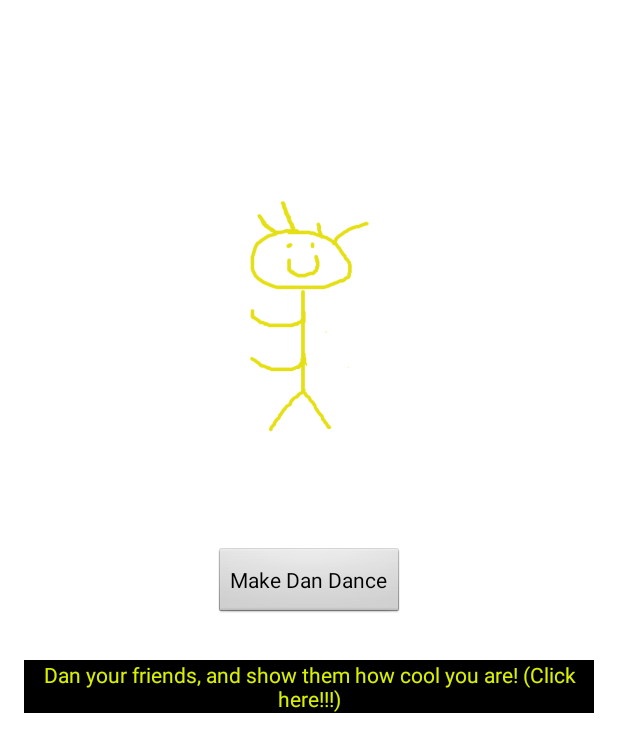
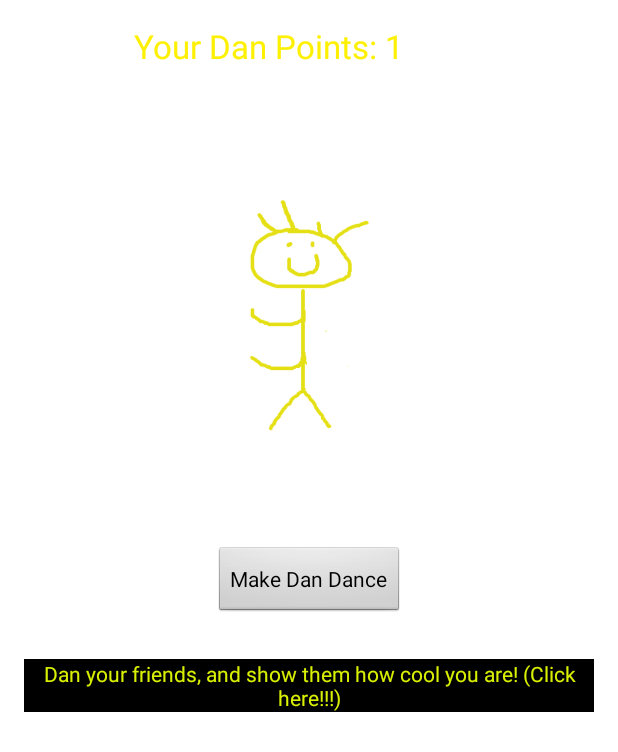
Before and after one commit to bmirisola/Dan-the-Dancing-Yellow-Man, an Android app: the screen it shows after launch (MainActivity), after a tap on "Make Dan Dance", on a phone screen of 412 x 824 dp. Shown: the top 752 px of the screen. Run offline under Robolectric (Android 15) with nearby library versions, the phone set to English and light mode, and no system bars; our stand-ins replace AdMob.

Commit message:
can now save dan points to memory

```diff
--- a/app/src/main/java/util/Constants.java
+++ b/app/src/main/java/util/Constants.java
@@ -12,4 +12,5 @@ public interface Constants {
 
     //Strings
     String DANCE_COUNTER_ID = "Dance Counter";
+    String DAN_POINTS_KEY = "Dan Points";
 }
--- a/app/src/main/java/zabbandco/danthedancingyellowman/MainActivity.java
+++ b/app/src/main/java/zabbandco/danthedancingyellowman/MainActivity.java
@@ -2,12 +2,14 @@ package zabbandco.danthedancingyellowman;
 
 import android.Manifest;
 import android.app.Activity;
+import android.content.SharedPreferences;
 import android.os.Bundle;
 import android.support.v4.app.ActivityCompat;
 import android.util.Log;
 import android.view.View;
 import android.widget.Button;
 import android.widget.ImageView;
+import android.widget.TextView;
 
 import util.Constants;
 
@@ -17,8 +19,11 @@ import util.Constants;
 
 public class MainActivity extends Activity {
     private Button danceButton;
-    ImageView dancer;
-    static int danPoints;
+    private ImageView dancer;
+    private TextView danPointsText;
+    private int danPoints;
+    SharedPreferences preferences;
+    SharedPreferences.Editor editor;
 
 
     @Override
@@ -27,14 +32,28 @@ public class MainActivity extends Activity {
         setContentView(R.layout.activity_main);
         danceButton = findViewById(R.id.dance_button);
         dancer = findViewById(R.id.dan);
+        danPointsText = findViewById(R.id.danpoints);
+
+        //Permissions
         ActivityCompat.requestPermissions(MainActivity.this, new String[]{Manifest.permission.READ_EXTERNAL_STORAGE,
                 Manifest.permission.WRITE_EXTERNAL_STORAGE}, 1);
+
+        //Shared preferences
+        preferences = getPreferences(MODE_PRIVATE);
+        editor = preferences.edit();
+
+        danPoints = preferences.getInt(Constants.DAN_POINTS_KEY, 0);
+        danPointsText.setText(String.format("Your Dan Points: %d", danPoints));
+
+
         Log.d("Oncreate", "On create counter = " + Integer.toString(Dancer.counter) );
 
         danceButton.setOnClickListener(new View.OnClickListener() {
             @Override
             public void onClick(View v) {
                 Dancer.changeDan(dancer);
+                danPoints++;
+                danPointsText.setText(String.format("Your Dan Points: %d", danPoints));
                 Log.d("Button Press", Integer.toString(Dancer.counter));
             }
         });
@@ -55,16 +74,22 @@ public class MainActivity extends Activity {
 
     protected void onPause() {
         super.onPause();
+        editor.putInt(Constants.DAN_POINTS_KEY, danPoints);
+        editor.commit();
         Log.d("OnPause", "On Pause counter = " + Integer.toString(Dancer.counter) );
 
     }
 
     protected void onStop() {
         super.onStop();
+        editor.putInt(Constants.DAN_POINTS_KEY, danPoints);
+        editor.commit();
     }
 
     protected void onDestroy() {
         super.onDestroy();
+        editor.putInt(Constants.DAN_POINTS_KEY, danPoints);
+        editor.commit();
     }
 
     protected void onSaveInstanceState(Bundle outState){
--- a/app/src/main/res/layout/activity_main.xml
+++ b/app/src/main/res/layout/activity_main.xml
@@ -18,7 +18,6 @@
         android:id="@+id/dan"
         android:layout_width="250dp"
         android:layout_height="250dp"
-        android:layout_below="@+id/textView"
         android:layout_centerHorizontal="true"
         android:layout_marginTop="98dp"
         android:contentDescription="@string/Dan"
@@ -44,15 +43,6 @@
         android:text="@string/dan_your_friends_and_show_them_how_cool_you_are_click_here"
         android:textColor="#f1e6ff01" />
 
-    <TextView
-        android:id="@+id/textView"
-        android:layout_width="1px"
-        android:layout_height="1px"
-        android:layout_alignParentLeft="true"
-        android:layout_alignParentStart="true"
-        android:layout_alignParentTop="true"
-        android:text="Small Text"
-        android:textAppearance="?android:attr/textAppearanceSmall" />
 
     <com.google.android.gms.ads.AdView
         android:id="@+id/bottom_ad_banner"
@@ -69,7 +59,6 @@
         android:layout_height="wrap_content"
         android:layout_alignEnd="@+id/dance_button"
         android:layout_alignRight="@+id/dance_button"
-        android:layout_below="@+id/textView"
         android:textAppearance="?android:attr/textAppearanceLarge"
         android:textColor="#fdf003" />
 
```
